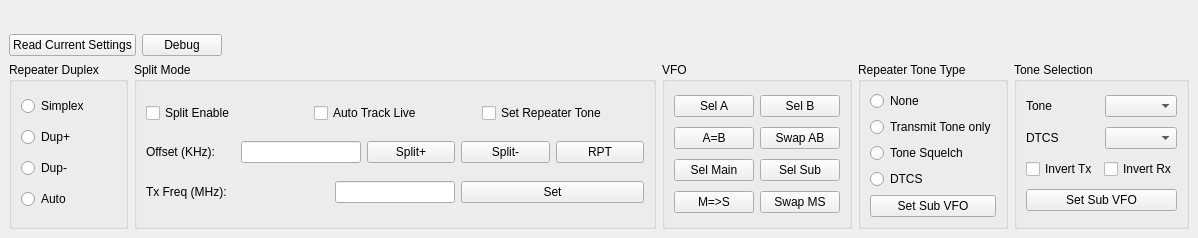
Qt form repeatersetup.ui (adecarolis/wfweb) before a commit.
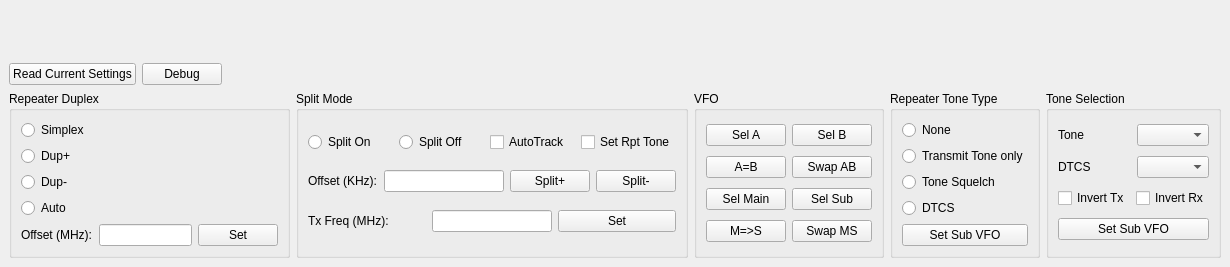
The same form after that commit.

Commit message: Working manual repeater offset, split, tones, tones on sub vfo, etc!

The edit to the form file:
```diff
--- a/repeatersetup.ui
+++ b/repeatersetup.ui
@@ -6,8 +6,8 @@
    <rect>
     <x>0</x>
     <y>0</y>
-    <width>1198</width>
-    <height>238</height>
+    <width>1230</width>
+    <height>267</height>
    </rect>
   </property>
   <property name="windowTitle">
@@ -116,6 +116,27 @@
            </attribute>
           </widget>
          </item>
+         <item>
+          <layout class="QHBoxLayout" name="horizontalLayout_9">
+           <item>
+            <widget class="QLabel" name="label_5">
+             <property name="text">
+              <string>Offset (MHz):</string>
+             </property>
+            </widget>
+           </item>
+           <item>
+            <widget class="QLineEdit" name="rptrOffsetEdit"/>
+           </item>
+           <item>
+            <widget class="QPushButton" name="rptrOffsetSetBtn">
+             <property name="text">
+              <string>Set</string>
+             </property>
+            </widget>
+           </item>
+          </layout>
+         </item>
         </layout>
        </widget>
       </item>
@@ -128,23 +149,36 @@
          <item>
           <layout class="QHBoxLayout" name="horizontalLayout_8">
            <item>
-            <widget class="QCheckBox" name="splitEnableChk">
+            <widget class="QRadioButton" name="splitEnableChk">
              <property name="text">
-              <string>Split Enable</string>
+              <string>Split On</string>
              </property>
+             <attribute name="buttonGroup">
+              <string notr="true">rptDuplexBtns</string>
+             </attribute>
+            </widget>
+           </item>
+           <item>
+            <widget class="QRadioButton" name="splitOffBtn">
+             <property name="text">
+              <string>Split Off</string>
+             </property>
+             <attribute name="buttonGroup">
+              <string notr="true">rptDuplexBtns</string>
+             </attribute>
             </widget>
            </item>
            <item>
             <widget class="QCheckBox" name="autoTrackLiveBtn">
              <property name="text">
-              <string>Auto Track Live</string>
+              <string>AutoTrack</string>
              </property>
             </widget>
            </item>
            <item>
             <widget class="QCheckBox" name="setSplitRptrToneChk">
              <property name="text">
-              <string>Set Repeater Tone</string>
+              <string>Set Rpt Tone</string>
              </property>
             </widget>
            </item>
@@ -189,13 +223,6 @@
              </property>
             </widget>
            </item>
-           <item>
-            <widget class="QPushButton" name="rptOffsetBtn">
-             <property name="text">
-              <string>RPT</string>
-             </property>
-            </widget>
-           </item>
           </layout>
          </item>
          <item>
```
The commit also changes 8 other files.
